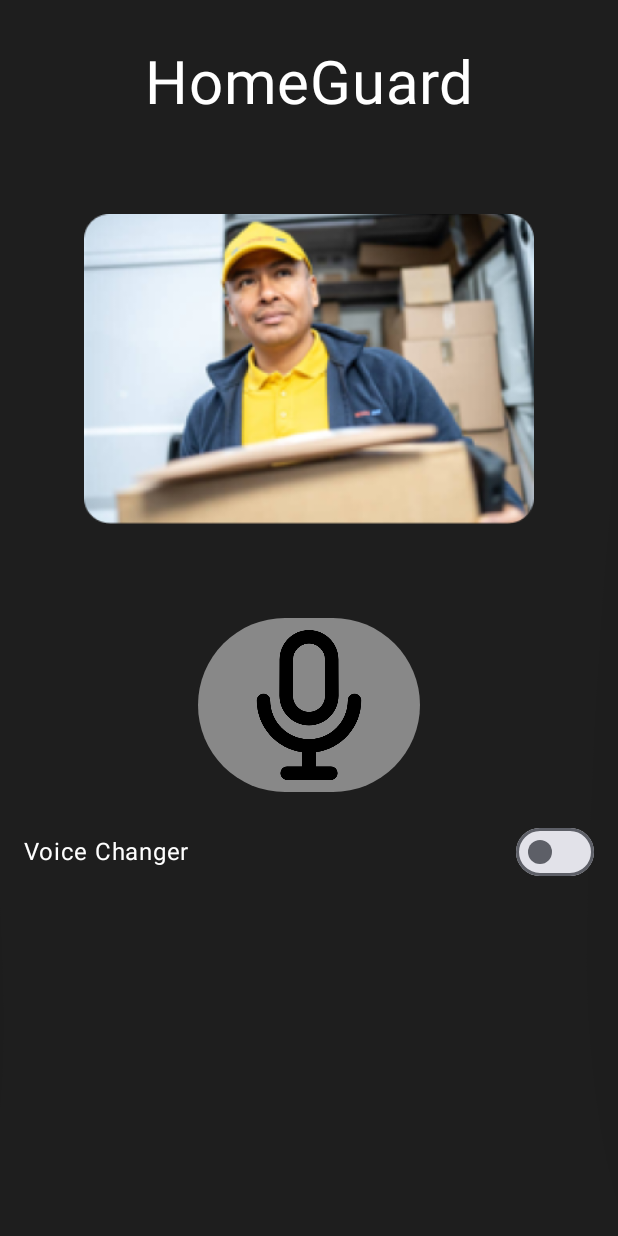
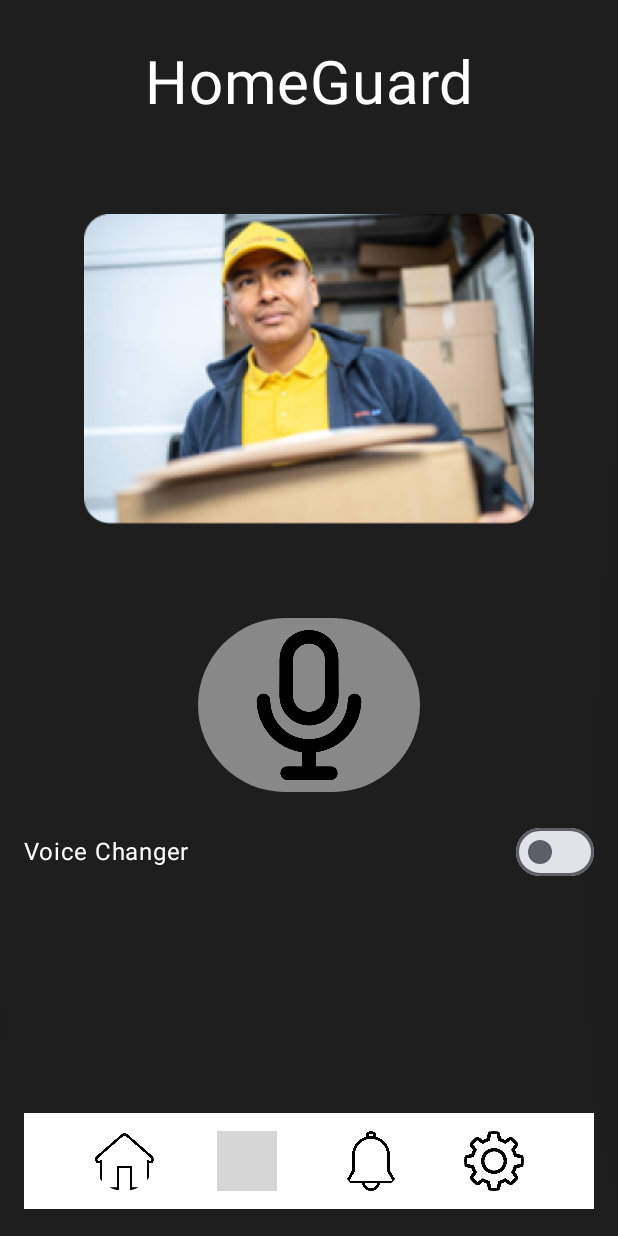
Before and after one commit to HaroldasT2/Mobile_Integration_CA3_Haroldas_Wiktor, an Android app built with Jetpack Compose: the screen it shows after launch (MainActivity), on a phone screen of 412 x 824 dp. Run offline under Robolectric (Android 15) with nearby library versions, the phone set to English and light mode, and no system bars; grey boxes are pictures that could not be loaded.

Commit message:
Updated MainActivity.kt
Updated the MainActivity.kt by changing and adding the following features:
- Updated the Row section to serve as a page selector (like the UDP project)
- Added navController inside the HomeGuardApp
- Changed the HomeGuardApp by removing the Box and changing the ArticleCard section to be a NavHost, where it creates different pages, where the current page is “home”
- Changed the name for ArticleCard to HomePage, to make it more understandable
- Added CameraPage(), NotificationsPage() and SettingsPage(), they are currently blank
- added CenteredText() to serve as a way to tell which page they are on.

(Updated the Mobile Integration CA3 A4 document)

If applied, this commit will update the MainActivity.kt, the HomeGuard folder and the Mobile Integration CA3 A4 document.

```diff
--- a/HomeGuard/app/build.gradle.kts
+++ b/HomeGuard/app/build.gradle.kts
@@ -49,6 +49,7 @@ dependencies {
     implementation(libs.androidx.ui.graphics)
     implementation(libs.androidx.ui.tooling.preview)
     implementation(libs.androidx.material3)
+    implementation(libs.androidx.navigation.compose)
     testImplementation(libs.junit)
     androidTestImplementation(libs.androidx.junit)
     androidTestImplementation(libs.androidx.espresso.core)
--- a/HomeGuard/app/src/main/java/com/example/homeguard/MainActivity.kt
+++ b/HomeGuard/app/src/main/java/com/example/homeguard/MainActivity.kt
@@ -9,6 +9,7 @@ import androidx.compose.foundation.layout.padding
 import androidx.compose.material3.Scaffold
 import androidx.compose.material3.Text
 import androidx.compose.foundation.Image
+import androidx.compose.foundation.background
 import androidx.compose.foundation.layout.Arrangement
 import androidx.compose.ui.res.painterResource
 import androidx.compose.foundation.layout.Box
@@ -22,6 +23,8 @@ import androidx.compose.foundation.layout.width
 import androidx.compose.foundation.layout.wrapContentWidth
 import androidx.compose.material3.Button
 import androidx.compose.material3.ButtonDefaults
+import androidx.compose.material3.Icon
+import androidx.compose.material3.IconButton
 import androidx.compose.material3.MaterialTheme
 import androidx.compose.material3.Surface
 import androidx.compose.material3.Switch
@@ -34,6 +37,9 @@ import androidx.compose.runtime.setValue
 import androidx.compose.ui.Alignment
 import androidx.compose.ui.Modifier
 import androidx.compose.runtime.*
+import androidx.navigation.compose.NavHost
+import androidx.navigation.compose.composable
+import androidx.navigation.compose.rememberNavController
 import androidx.compose.ui.graphics.Color
 import androidx.compose.ui.graphics.painter.Painter
 import androidx.compose.ui.res.stringResource
@@ -46,7 +52,6 @@ import com.example.homeguard.ui.theme.HomeGuardTheme
 class MainActivity : ComponentActivity() {
     override fun onCreate(savedInstanceState: Bundle?) {
         super.onCreate(savedInstanceState)
-        enableEdgeToEdge()
         setContent {
             HomeGuardTheme {
                 HomeGuardApp()
@@ -67,28 +72,38 @@ fun ImageBackground(){
 }
 
 @Composable
-//Used to create short cuts for the placement
 fun HomeGuardApp() {
-    Box(modifier = Modifier.fillMaxSize()) {
-        ImageBackground()
-        ArticleCard(
+    val navController = rememberNavController()
+    ImageBackground()
+    NavHost(navController = navController, startDestination = "home") {
+        //Home Page
+        composable("home") { HomePage(navController,
             title = stringResource(R.string.title_jetpack_compose_tutorial),
-            shortDescription = stringResource(R.string.compose_short_desc),
             image1 = painterResource(R.drawable.bg_compose_background),
             image2 = painterResource(R.drawable.microphone),
-            modifier = Modifier.fillMaxSize().padding(16.dp)
-        )
+            modifier = Modifier.fillMaxSize().padding(16.dp)) }
+
+
+
+        //Camera Page
+        composable("camera") { CameraPage(navController) }
+
+
+        //Notifications Page
+        composable("notifications") { NotificationsPage(navController) }
+
+
+        //Settings Page
+        composable("settings") { SettingsPage(navController) }
     }
 }
 
 @Composable
-private fun ArticleCard(
-    title: String,
-    shortDescription: String,
-    image1: Painter,
-    image2: Painter,
-    modifier: Modifier = Modifier,
-) {
+fun HomePage(navController: androidx.navigation.NavController,
+             title: String,
+             image1: Painter,
+             image2: Painter,
+             modifier: Modifier = Modifier,) {
 
 
 
@@ -141,17 +156,85 @@ private fun ArticleCard(
 
 
         Spacer(modifier = Modifier.height(150.dp))
-        Row (modifier = modifier) {
+        Row(
+            modifier = Modifier
+                .fillMaxWidth()
+                .background(Color.White)
+                .padding(8.dp),
+            horizontalArrangement = Arrangement.SpaceEvenly,
+            verticalAlignment = Alignment.CenterVertically
+        ) {
+            IconButton(
+                onClick = { navController.navigate("home") }
+            ) {
+                Icon(
+                    painter = painterResource(id = R.drawable.home),
+                    contentDescription = "Home",
+                    tint = Color.Black
+                )
+            }
 
+            IconButton(
+                onClick = { navController.navigate("camera") }
+            ) {
+                Icon(
+                    painter = painterResource(id = R.drawable.camera),
+                    contentDescription = "Camera",
+                    tint = Color.Black
+                )
+            }
 
+            IconButton(
+                onClick = { navController.navigate("notifications") }
+            ) {
+                Icon(
+                    painter = painterResource(id = R.drawable.bell),
+                    contentDescription = "Bell",
+                    tint = Color.Black
+                )
+            }
 
+            IconButton(
+                onClick = { navController.navigate("settings") }
+            ) {
+                Icon(
+                    painter = painterResource(id = R.drawable.settings),
+                    contentDescription = "Settings",
+                    tint = Color.Black
+                )
+            }
+        }
 
-        }
     }
 
 }
 
+@Composable
+fun CameraPage(navController: androidx.navigation.NavController) {
+    CenteredText("Camera Page")
+}
 
+@Composable
+fun NotificationsPage(navController: androidx.navigation.NavController) {
+    CenteredText("Notifications Page")
+}
+
+@Composable
+fun SettingsPage(navController: androidx.navigation.NavController) {
+    CenteredText("Settings Page")
+}
+
+@Composable
+fun CenteredText(text: String) {
+    Box(
+        modifier = Modifier
+            .fillMaxSize()
+            .padding(16.dp),
+        contentAlignment = Alignment.Center
+    ) {
+        Text(text = text, style = MaterialTheme.typography.headlineMedium)
+    }
+}
 
 @Preview(showBackground = true, showSystemUi = true)
 @Composable
@@ -159,5 +242,6 @@ fun GreetingPreview() {
     HomeGuardTheme {
         ImageBackground()
         HomeGuardApp()
+
     }
 }
--- a/HomeGuard/gradle/libs.versions.toml
+++ b/HomeGuard/gradle/libs.versions.toml
@@ -8,6 +8,7 @@ espressoCore = "3.6.1"
 lifecycleRuntimeKtx = "2.8.7"
 activityCompose = "1.9.3"
 composeBom = "2024.04.01"
+navigationCompose = "2.8.4"
 
 [libraries]
 androidx-core-ktx = { group = "androidx.core", name = "core-ktx", version.ref = "coreKtx" }
@@ -24,6 +25,7 @@ androidx-ui-tooling-preview = { group = "androidx.compose.ui", name = "ui-toolin
 androidx-ui-test-manifest = { group = "androidx.compose.ui", name = "ui-test-manifest" }
 androidx-ui-test-junit4 = { group = "androidx.compose.ui", name = "ui-test-junit4" }
 androidx-material3 = { group = "androidx.compose.material3", name = "material3" }
+androidx-navigation-compose = { group = "androidx.navigation", name = "navigation-compose", version.ref = "navigationCompose" }
 
 [plugins]
 android-application = { id = "com.android.application", version.ref = "agp" }
```
Also changed, not shown: 1 other file.
